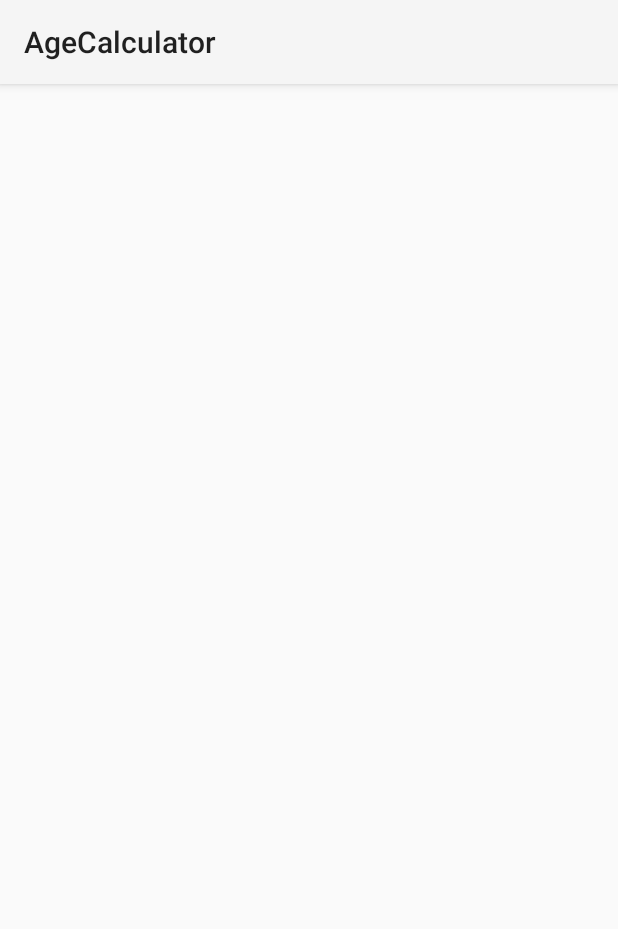
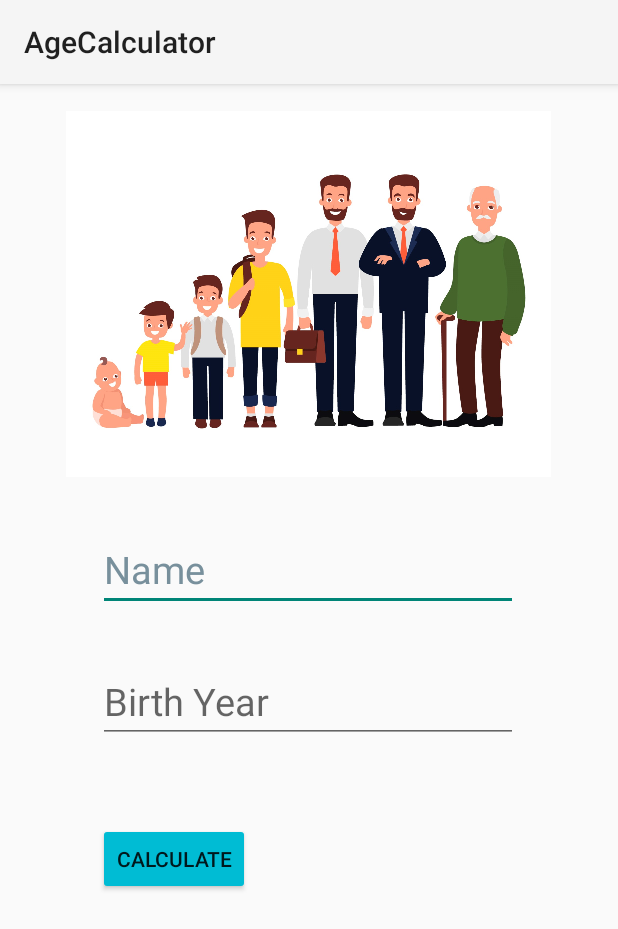
Before and after one commit to AliTechMaestro/Mob_Comp_Project_10, an Android app: the MainActivity2 screen opened directly, with no data from a screen before it, on a phone screen of 412 x 824 dp. Shown: the top 929 px of the screen. Run offline under Robolectric (Android 15) with nearby library versions, the phone set to English and light mode, and no system bars.

Commit message:
Age Calculator Functionality (Commit 2 Done)

```diff
--- a/app/src/main/AndroidManifest.xml
+++ b/app/src/main/AndroidManifest.xml
@@ -9,6 +9,9 @@
         android:roundIcon="@mipmap/ic_launcher_round"
         android:supportsRtl="true"
         android:theme="@style/Theme.AgeCalculator">
+        <activity
+            android:name=".MainActivity3"
+            android:exported="false" />
         <activity
             android:name=".MainActivity2"
             android:exported="false" />
--- a/app/src/main/res/layout/activity_main2.xml
+++ b/app/src/main/res/layout/activity_main2.xml
@@ -6,4 +6,56 @@
     android:layout_height="match_parent"
     tools:context=".MainActivity2">
 
+    <ImageView
+        android:id="@+id/imageView2"
+        android:layout_width="323dp"
+        android:layout_height="272dp"
+        android:layout_marginStart="48dp"
+        android:layout_marginTop="4dp"
+        android:layout_marginEnd="49dp"
+        app:layout_constraintEnd_toEndOf="parent"
+        app:layout_constraintStart_toStartOf="parent"
+        app:layout_constraintTop_toTopOf="parent"
+        app:srcCompat="@drawable/age"
+        android:contentDescription="TODO" />
+
+    <EditText
+        android:id="@+id/editName"
+        android:layout_width="280dp"
+        android:layout_height="wrap_content"
+        android:layout_marginTop="20dp"
+        android:hint="Name"
+        android:importantForAutofill="no"
+        android:textColorHint="#78909C"
+        android:textSize="25sp"
+        app:layout_constraintEnd_toEndOf="@+id/imageView2"
+        app:layout_constraintHorizontal_bias="0.488"
+        app:layout_constraintStart_toStartOf="@+id/imageView2"
+        app:layout_constraintTop_toBottomOf="@+id/imageView2" />
+
+    <EditText
+        android:id="@+id/editYear"
+        android:layout_width="280dp"
+        android:layout_height="wrap_content"
+        android:layout_marginTop="108dp"
+        android:autofillHints=""
+        android:hint="Birth Year"
+        android:textSize="25sp"
+        app:layout_constraintEnd_toEndOf="@+id/imageView2"
+        app:layout_constraintHorizontal_bias="0.488"
+        app:layout_constraintStart_toStartOf="@+id/imageView2"
+        app:layout_constraintTop_toBottomOf="@+id/imageView2" />
+
+    <Button
+        android:id="@+id/calBtn"
+        android:layout_width="wrap_content"
+        android:layout_height="wrap_content"
+        android:layout_marginTop="53dp"
+        android:backgroundTint="#00BCD4"
+        android:onClick="ageCalculate"
+        android:text="@string/calText"
+        app:layout_constraintStart_toStartOf="@+id/editYear"
+        app:layout_constraintTop_toBottomOf="@+id/editYear" />
+
+
 </androidx.constraintlayout.widget.ConstraintLayout>
--- a/app/src/main/res/values/strings.xml
+++ b/app/src/main/res/values/strings.xml
@@ -2,5 +2,6 @@
     <string name="app_name">AgeCalculator</string>
     <string name="app_title">Age Calculator</string>
     <string name="startBtn">Getting Started</string>
+    <string name="calText">Calculate</string>
 
 </resources>
```
Also changed, not shown: app/src/main/java/com/example/agecalculator/MainActivity2.java (+24 -0 lines), app/src/main/java/com/example/agecalculator/MainActivity3.java (added, +14 -0 lines), app/src/main/res/layout/activity_main3.xml (added, +9 -0 lines), app/src/main/res/drawable/age.jpg (added).
